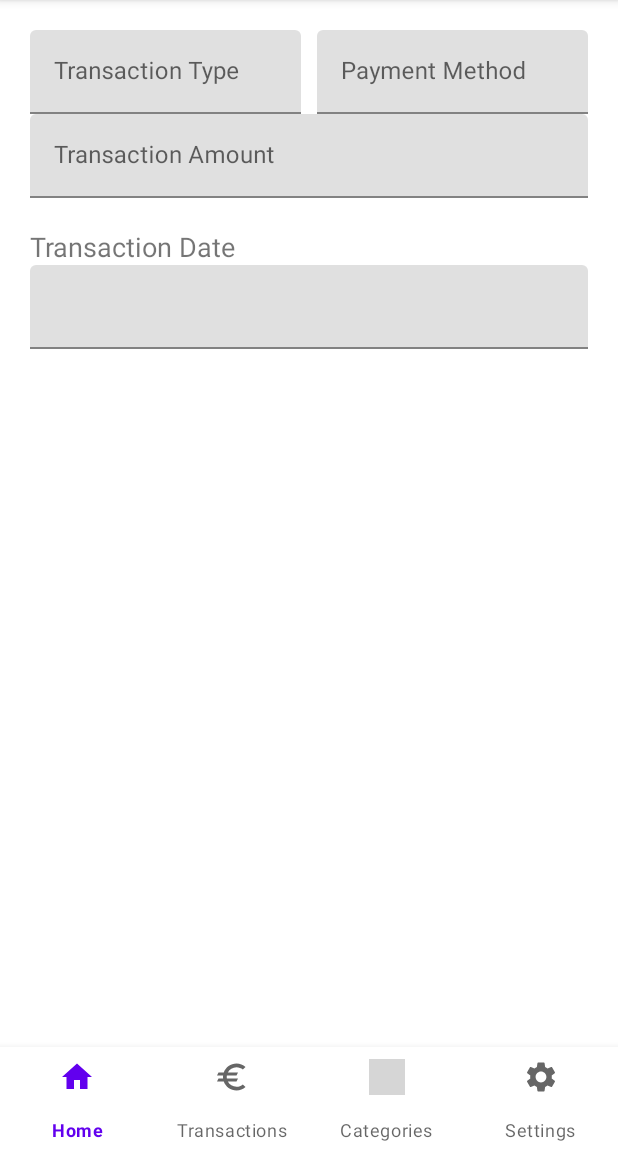
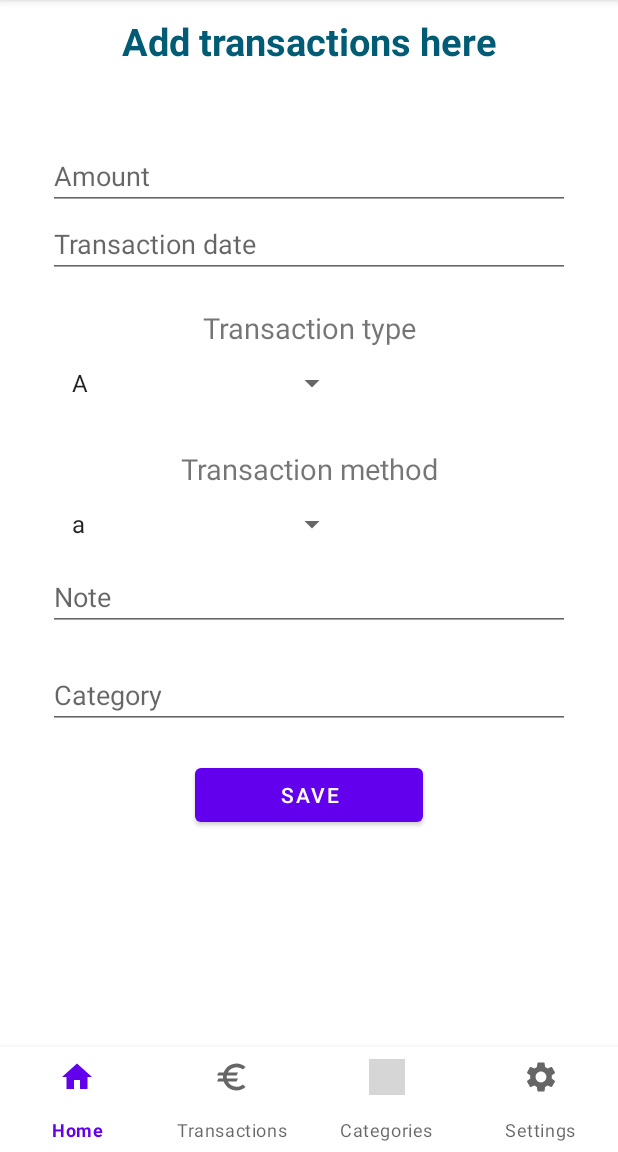
Before and after one commit to amruthanc13/ISEE-DroidBits, an Android app: the screen it shows after launch (MainActivity), after a tap on "ADD TRANSACTION", on a phone screen of 412 x 824 dp, the part 84-1236 px from its top. Run offline under Robolectric (Android 15) with nearby library versions, the light colour scheme and no system bars; grey boxes are pictures that could not be loaded.

```diff
--- a/app/src/main/java/com/droidbits/moneycontrol/ui/transactions/AddTransactionFragment.java
+++ b/app/src/main/java/com/droidbits/moneycontrol/ui/transactions/AddTransactionFragment.java
@@ -1,19 +1,87 @@
 package com.droidbits.moneycontrol.ui.transactions;
 
+import android.app.DatePickerDialog;
+import android.graphics.Color;
+import android.graphics.drawable.ColorDrawable;
 import android.os.Bundle;
 import android.view.LayoutInflater;
 import android.view.View;
 import android.view.ViewGroup;
+import android.widget.AdapterView;
+import android.widget.ArrayAdapter;
+import android.widget.DatePicker;
+import android.widget.EditText;
+import android.widget.Spinner;
 
 import androidx.annotation.Nullable;
+import androidx.appcompat.widget.AppCompatButton;
 import androidx.fragment.app.Fragment;
+import androidx.fragment.app.FragmentManager;
+import androidx.fragment.app.FragmentTransaction;
 
 import com.droidbits.moneycontrol.R;
+import android.view.View;
+import android.widget.TextView;
 
-public class AddTransactionFragment extends Fragment {
+import java.util.Calendar;
+
+
+public class AddTransactionFragment extends Fragment{
+    EditText etDate;
+    DatePickerDialog.OnDateSetListener setListener;
+
     @Nullable
     @Override
     public View onCreateView(LayoutInflater inflater, @Nullable ViewGroup container, @Nullable Bundle savedInstanceState) {
-        return inflater.inflate(R.layout.fragment_add_transactions, container,false);
+        super.onCreate(savedInstanceState);
+        View v = inflater.inflate(R.layout.fragment_add_transactions, container,false);
+        Spinner myspinner = v.findViewById((R.id.spinnerTransactionType));
+        ArrayAdapter myadapter = new ArrayAdapter<String>(getActivity(), android.R.layout.simple_list_item_1, getResources().getStringArray(R.array.transaction_type));
+        myadapter.setDropDownViewResource(android.R.layout.simple_spinner_dropdown_item);
+        myspinner.setAdapter(myadapter);
+
+        Spinner myspinner2 = v.findViewById((R.id.spinnerTransactionMethod));
+        ArrayAdapter myadapter2 = new ArrayAdapter<String>(getActivity(), android.R.layout.simple_list_item_1, getResources().getStringArray(R.array.transaction_method));
+        myadapter2.setDropDownViewResource(android.R.layout.simple_spinner_dropdown_item);
+        myspinner2.setAdapter(myadapter2);
+
+        etDate = v.findViewById(R.id.transactionDate);
+        Calendar calendar = Calendar.getInstance();
+        final int year = calendar.get(Calendar.YEAR);
+        final int month = calendar.get(Calendar.MONTH);
+        final int day = calendar.get(Calendar.DAY_OF_MONTH);
+
+        etDate.setOnClickListener(new View.OnClickListener() {
+            @Override
+            public void onClick(View view) {
+                DatePickerDialog datePickerDialog = new DatePickerDialog(
+                        getActivity(), new DatePickerDialog.OnDateSetListener() {
+                    @Override
+                    public void onDateSet(DatePicker datePicker, int year, int month, int dayOfMonth) {
+                        month = month+1;
+                        String date = day+"/"+month+"/"+year;
+                        etDate.setText(date);
+                    }
+                },year,month,day);
+                datePickerDialog.show();
+            }
+        });
+
+        AppCompatButton addTransactionLayout = v.findViewById(R.id.button2);
+        addTransactionLayout.setOnClickListener(new View.OnClickListener() {
+            @Override
+            public void onClick(final View v) {
+                Fragment fragment = new TransactionFragment();
+                FragmentManager fragmentManager = getActivity().getSupportFragmentManager();
+                FragmentTransaction fragmentTransaction = fragmentManager.beginTransaction();
+                fragmentTransaction.replace(R.id.fragment_container, fragment);
+                fragmentTransaction.addToBackStack(null);
+                fragmentTransaction.commit();
+            }
+        });
+
+        return v;
+
     }
+
 }
--- a/app/src/main/res/layout/fragment_add_transactions.xml
+++ b/app/src/main/res/layout/fragment_add_transactions.xml
@@ -1,104 +1,113 @@
 <?xml version="1.0" encoding="utf-8"?>
-<ScrollView xmlns:android="http://schemas.android.com/apk/res/android"
+<LinearLayout xmlns:android="http://schemas.android.com/apk/res/android"
+    xmlns:tools="http://schemas.android.com/tools"
     android:id="@+id/fragment_add_transactions"
     android:layout_width="match_parent"
-    android:layout_height="match_parent">
-    <LinearLayout
+    android:layout_height="match_parent"
+    android:orientation="vertical"
+    tools:context=".MainActivity">
+
+    <TextView
+        android:id="@+id/addTrasnaction"
         android:layout_width="match_parent"
         android:layout_height="wrap_content"
-        android:orientation="vertical"
-        android:paddingStart="20dp"
-        android:paddingEnd="20dp"
-        android:paddingBottom="20dp">
-        <LinearLayout
-            android:layout_width="match_parent"
-            android:layout_height="wrap_content"
-            android:layout_marginTop="20dp"
-            android:orientation="horizontal">
-
-            <com.google.android.material.textfield.TextInputLayout
-                android:layout_width="fill_parent"
-                android:layout_height="wrap_content"
-                android:layout_marginRight="5dp"
-                android:layout_weight="1"
-                android:hint="Transaction Type">
-
-                <com.google.android.material.textfield.TextInputEditText
-                    android:id="@+id/spinnerTransactionType"
-                    android:minHeight="50dp"
-                    android:layout_width="match_parent"
-                    android:layout_height="wrap_content" />
-
-            </com.google.android.material.textfield.TextInputLayout>
-
-            <com.google.android.material.textfield.TextInputLayout
-                android:layout_width="fill_parent"
-                android:layout_height="wrap_content"
-                android:layout_marginLeft="5dp"
-                android:layout_weight="1"
-                android:hint="Payment Method">
-
-                <com.google.android.material.textfield.TextInputEditText
-                    android:id="@+id/spinnerTransactionMethod"
-                    android:minHeight="50dp"
-                    android:layout_width="match_parent"
-                    android:layout_height="wrap_content" />
-
-            </com.google.android.material.textfield.TextInputLayout>
-        </LinearLayout>
-
-
-        <com.google.android.material.textfield.TextInputLayout
-            android:id="@+id/til_transactionAmount"
-            android:layout_width="match_parent"
-            android:layout_height="wrap_content">
-
-            <com.google.android.material.textfield.TextInputEditText
+        android:gravity="center"
+        android:text="Add transactions here"
+        android:textAlignment="center"
+        android:textColor="@color/colorPrimaryDark"
+        android:textSize="25dp"
+        android:textStyle="bold"
+        android:layout_marginStart="10dp"
+        android:layout_marginEnd="10dp"
+        android:padding="10dp"
+        />
+    <EditText
         android:id="@+id/tiedt_transactionAmount"
         android:layout_width="match_parent"
         android:layout_height="wrap_content"
-                android:hint="Transaction Amount"
-                android:inputType="numberDecimal"></com.google.android.material.textfield.TextInputEditText>
-        </com.google.android.material.textfield.TextInputLayout>
-
-    <LinearLayout
-        android:id="@+id/til_transactionDate"
+        android:layout_marginStart="32dp"
+        android:layout_marginEnd="32dp"
+        android:layout_marginTop="40dp"
+        android:inputType="numberDecimal"
+        android:hint="Amount"
+        />
+    <EditText
+        android:id="@+id/transactionDate"
         android:layout_width="match_parent"
         android:layout_height="wrap_content"
+        android:layout_marginStart="32dp"
+        android:layout_marginEnd="32dp"
+        android:hint="Transaction date"
+        />
+    <TextView
+        android:layout_width="match_parent"
+        android:layout_height="wrap_content"
+        android:text="Transaction type"
+        android:layout_marginStart="32dp"
+        android:layout_marginEnd="32dp"
         android:layout_marginTop="20dp"
-        android:orientation="vertical">
+        android:gravity="center"
+        android:textSize="19dp"
+        android:textStyle="normal"
+        />
+    <Spinner
+        android:id="@+id/spinnerTransactionType"
+        android:layout_width="match_parent"
+        android:layout_height="wrap_content"
+        android:layout_marginStart="32dp"
+        android:layout_marginEnd="180dp"
+        android:gravity="center"
+        />
+    <TextView
+        android:layout_width="match_parent"
+        android:layout_height="wrap_content"
+        android:text="Transaction method"
+        android:layout_marginStart="32dp"
+        android:layout_marginEnd="32dp"
+        android:layout_marginTop="20dp"
+        android:gravity="center"
+        android:textSize="19dp"
+        android:textStyle="normal"
+        />
+    <Spinner
+        android:id="@+id/spinnerTransactionMethod"
+        android:layout_width="match_parent"
+        android:layout_height="wrap_content"
+        android:layout_marginStart="32dp"
+        android:layout_marginEnd="180dp"
+        android:gravity="center"
+        />
+    <EditText
+        android:id="@+id/transactionNote"
+        android:layout_width="match_parent"
+        android:layout_height="wrap_content"
+        android:layout_marginStart="32dp"
+        android:layout_marginEnd="32dp"
+        android:hint="Note"
+        android:layout_marginTop="2dp"
+        android:inputType="text"
+        />
+    <EditText
+        android:id="@+id/transactionCategory"
+        android:layout_width="match_parent"
+        android:layout_height="wrap_content"
+        android:layout_marginStart="32dp"
+        android:layout_marginEnd="32dp"
+        android:hint="Category"
+        android:layout_marginTop="20dp"
+        android:inputType="text"
+        />
 
-        <LinearLayout
+    <Button
+        android:id="@+id/button2"
         android:layout_width="match_parent"
-            android:layout_height="match_parent"
-            android:orientation="horizontal">
+        android:layout_height="wrap_content"
+        android:text="Save"
+        android:layout_gravity="center"
+        android:layout_marginTop="20dp"
+        android:layout_marginStart="130dp"
+        android:layout_marginEnd="130dp"
+        />
 
-            <TextView
-                android:layout_width="wrap_content"
-                android:layout_height="match_parent"
-                android:gravity="center_vertical"
-                android:text="Transaction Date"
-                android:textSize="18sp" />
 
 </LinearLayout>
-
-    <com.google.android.material.textfield.TextInputLayout
-            android:id="@+id/transactionDateLayout"
-            android:layout_width="match_parent"
-            android:layout_height="wrap_content">
-
-            <com.google.android.material.textfield.TextInputEditText
-                android:id="@+id/transactionDate"
-                android:textStyle="normal"
-                android:layout_width="match_parent"
-                android:layout_height="wrap_content"
-                android:clickable="true"
-                android:focusable="false" />
-
-    </com.google.android.material.textfield.TextInputLayout>
-    </LinearLayout>
-    </LinearLayout>
-
-
-
-</ScrollView>
--- a/app/src/main/res/values/strings.xml
+++ b/app/src/main/res/values/strings.xml
@@ -1,3 +1,16 @@
 <resources>
     <string name="app_name">MoneyControl</string>
+    <string-array name="transaction_type">
+        <item>A</item>
+        <item>B</item>
+        <item>C</item>
+    </string-array>
+    <string-array name="transaction_method">
+        <item>a</item>
+        <item>a</item>
+        <item>a</item>
+        <item>a</item>
+    </string-array>
+
+
 </resources>
```
Also changed, not shown: 340 other files. Lines whose indentation alone changed are shown as unchanged.
